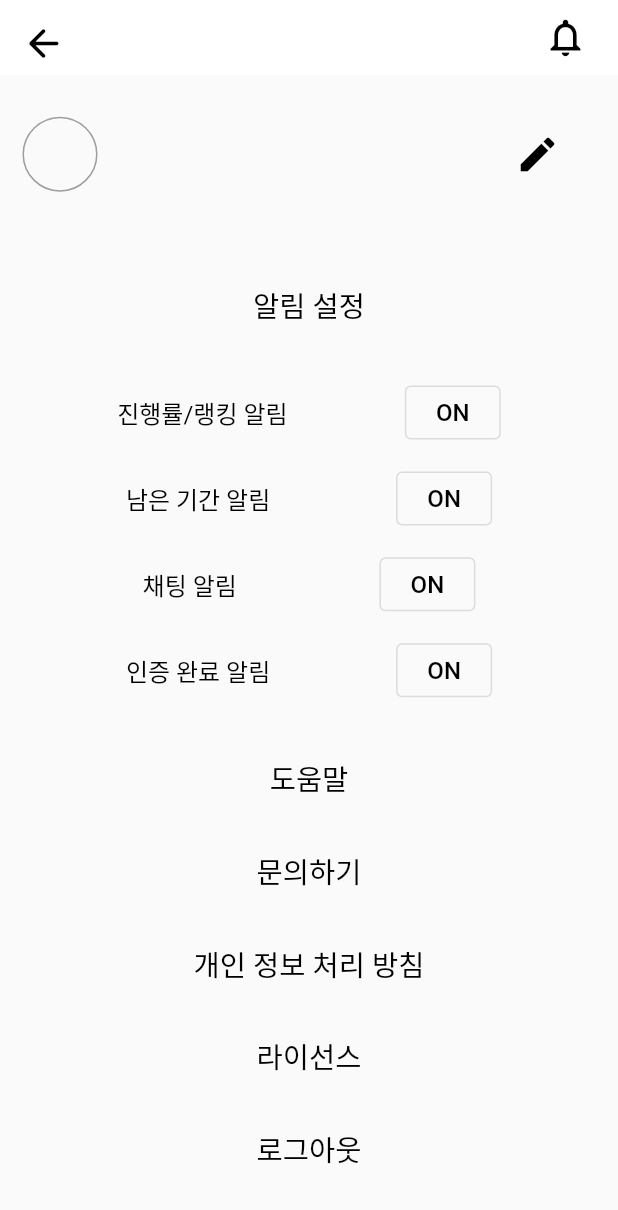
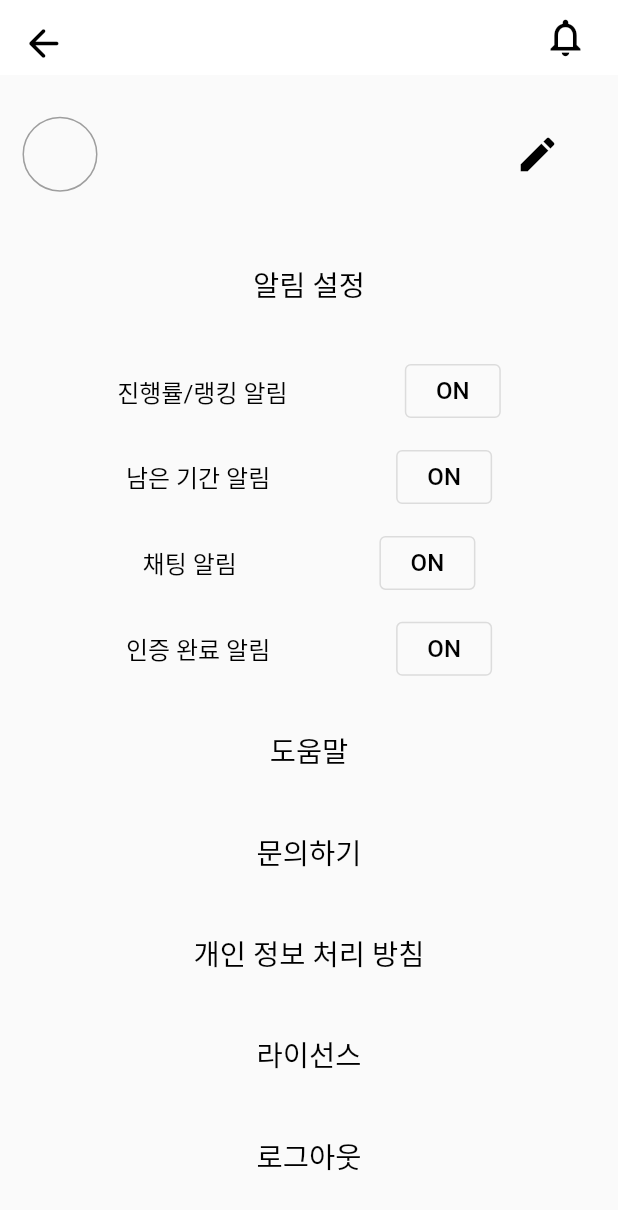
Before and after one commit to chaewool/Bin-goT, a Flutter app: the MyPage screen opened directly, on a phone screen of 412 x 824 dp. Shown: the top 1210 px of the screen. Run offline on Flutter 3.47's test engine with Material 2 defaults, Android fonts, the phone set to English and light mode, and no system bars; our stand-ins replace contained_tab_bar_view, dio, flutter_dotenv, flutter_secure_storage, image_picker, shared_preferences and 1 more; missing offline and left inert: kakao_flutter_sdk_share, kakao_flutter_sdk_user; accounts and stored records are empty; network calls fail; Roboto replaces fonts that are missing (RIDIBatang).

Commit message:
#34 #36 chore: confirm main page and user page feature

```diff
--- a/frontend/lib/models/user_info_model.dart
+++ b/frontend/lib/models/user_info_model.dart
@@ -2,16 +2,14 @@
 
 class MyGroupModel {
   final int id, headCount, count;
-  // final bool? hasBingo;
-  // final bool? isPublic;
+  final bool? isPublic;
   final String? status;
   final String name, start, end;
   MyGroupModel.fromJson(Map<String, dynamic> json)
       : id = json['id'],
         headCount = json['headcount'],
         count = json['count'],
-        // isPublic = json['is_public'],
-        // hasBingo = json['has_board'],
+        isPublic = json['is_public'],
         name = json['groupname'],
         start = json['start'],
         end = json['end'],
@@ -19,12 +17,12 @@
 }
 
 class MyBingoModel {
-  final int id;
-  // final int id, size;
+  // final int id;
+  final int id, size;
   final String groupName, status, start;
   MyBingoModel.fromJson(Map<String, dynamic> json)
       : id = json['id'],
-        // size = json['size'],
+        size = json['size'],
         groupName = json['groupname'],
         start = json['start'],
         status = json['status'];
@@ -38,10 +36,10 @@
         hasNotGroup = json['is_recommend'];
 }
 
-class ProfileModel {
+class ProfilModel {
   final String username;
   final int badgeId;
-  ProfileModel.fromJson(DynamicMap json)
+  ProfilModel.fromJson(DynamicMap json)
       : badgeId = json['badge'],
         username = json['username'];
 }
--- a/frontend/lib/pages/help_page.dart
+++ b/frontend/lib/pages/help_page.dart
@@ -1,5 +1,4 @@
 //* 도움말 페이지
-import 'package:bin_got/pages/intro_page.dart';
 import 'package:bin_got/providers/root_provider.dart';
 import 'package:bin_got/providers/user_provider.dart';
 import 'package:bin_got/utilities/global_func.dart';
@@ -33,7 +32,7 @@
           context,
           title: '탈퇴 완료',
           content: '성공적으로 탈퇴되었습니다',
-          onPressed: toOtherPageWithoutPath(context, page: const Intro()),
+          onPressed: () => toIntroPage(context),
         )();
       });
     }
--- a/frontend/lib/providers/api_provider.dart
+++ b/frontend/lib/providers/api_provider.dart
@@ -49,7 +49,9 @@
   FutureDynamicMap _updateApi(String url, {required DynamicMap data}) async {
     try {
       final response = await dioWithToken().put(url, data: data);
+      print('url : $url, data : $data, response: $response');
       if (response.statusCode == 200) {
+        print('200');
         return {};
       }
       throw Error();
--- a/frontend/lib/widgets/button.dart
+++ b/frontend/lib/widgets/button.dart
@@ -34,23 +34,29 @@
   final bool isIconType;
   final IconData icon;
   final String buttonText;
-  const ExitButton(
-      {super.key,
-      required this.isIconType,
-      this.icon = backIcon,
-      this.buttonText = '닫기'});
+  final ReturnVoid? onPressed;
+  const ExitButton({
+    super.key,
+    required this.isIconType,
+    this.onPressed,
+    this.icon = backIcon,
+    this.buttonText = '닫기',
+  });
 
   @override
   Widget build(BuildContext context) {
     return isIconType
         ? IconButton(
-            onPressed: () => toBack(context), icon: CustomIcon(icon: icon))
+            onPressed: onPressed ?? () => toBack(context),
+            icon: CustomIcon(icon: icon),
+          )
         : OutlinedButton(
-            onPressed: () => toBack(context),
+            onPressed: onPressed ?? () => toBack(context),
             child: CustomText(
               content: buttonText,
               fontSize: FontSize.smallSize,
-            ));
+            ),
+          );
   }
 }
 
@@ -127,9 +133,12 @@
   Widget build(BuildContext context) {
     return GestureDetector(
       onTap: onTap,
-      child: CustomText(
-        content: content,
-        fontSize: fontSize,
+      child: Padding(
+        padding: const EdgeInsets.symmetric(horizontal: 10, vertical: 10),
+        child: CustomText(
+          content: content,
+          fontSize: fontSize,
+        ),
       ),
     );
   }
--- a/frontend/lib/widgets/container.dart
+++ b/frontend/lib/widgets/container.dart
@@ -47,9 +47,7 @@
     return GestureDetector(
       onTap: toOtherPage(
         context,
-        page: BingoDetail(
-          bingoId: bingo.id,
-        ),
+        page: BingoDetail(bingoId: bingo.id),
       ),
       child: Padding(
         padding: const EdgeInsets.all(8),
```
Also changed, not shown: frontend/lib/pages/input_password_page.dart (+34 -13 lines), frontend/lib/pages/user_page.dart (+3 -4 lines), frontend/lib/providers/user_info_provider.dart (+9 -5 lines), frontend/lib/utilities/global_func.dart (+8 -5 lines), frontend/lib/widgets/app_bar.dart (+32 -13 lines), frontend/lib/widgets/search_bar.dart (+9 -12 lines), frontend/lib/widgets/tab_bar.dart (+39 -21 lines).
